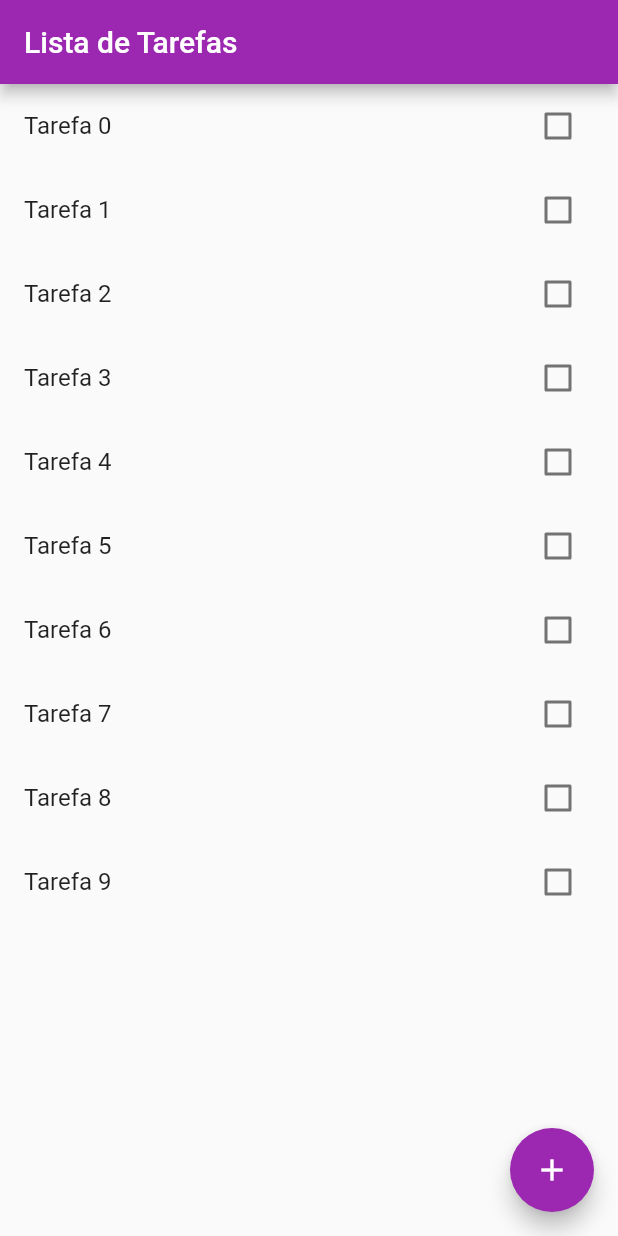
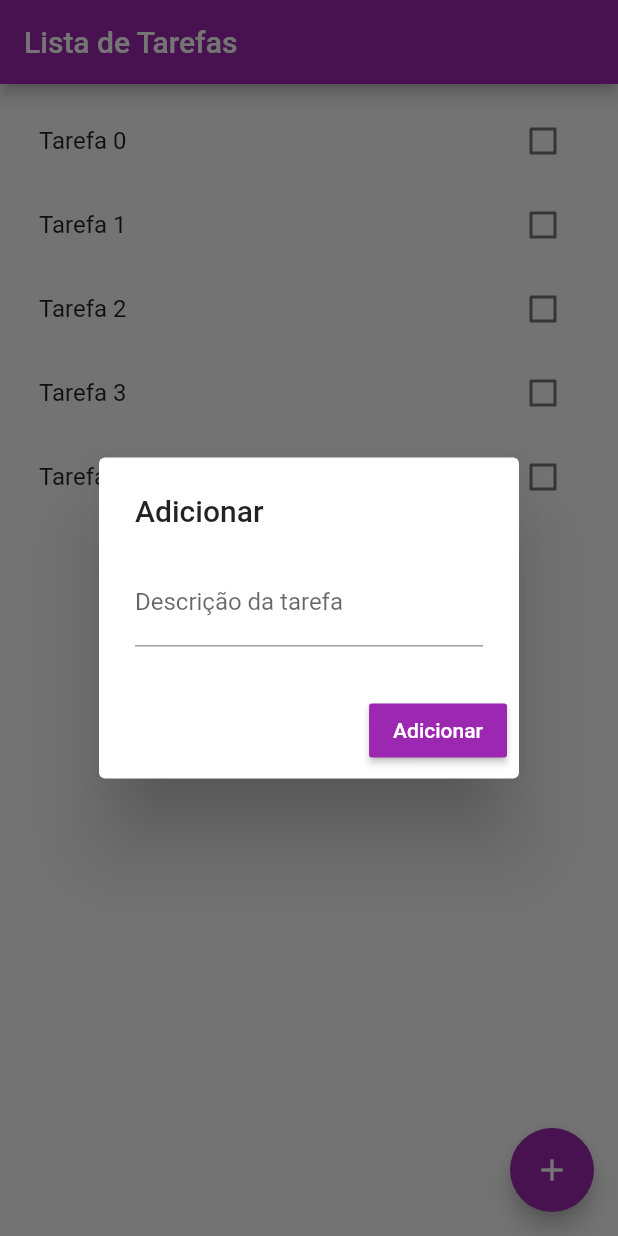
Before and after one commit to moreirapontocom/flutter-lista-tarefas, a Flutter app: the screen it shows after launch, after a tap on the "add" icon, on a phone screen of 412 x 824 dp. Run offline on Flutter 3.47's test engine with Material 2 defaults, Android fonts, the phone set to English and light mode, and no system bars.

Commit message:
Push items to list (hard-code)

```diff
--- a/lib/home.dart
+++ b/lib/home.dart
@@ -5,23 +5,36 @@ class Home extends StatefulWidget {
   _HomeState createState() => _HomeState();
 }
 
+class _HomeState extends State<Home> {
+
   List<String> tarefas = [];
+
+  bool _valor = false;
+  TextEditingController _novoItemController = TextEditingController();
 
   void _listaTarefas() {
 
-  tarefas.clear();
-
-  for (int i=0;i<10;i++) {
+    if (tarefas.length==0) {
+      for (int i=0;i<5;i++) {
         tarefas.add('Tarefa ' + i.toString());
       }
     }
+  }
 
-class _HomeState extends State<Home> {
+  void _pusha() {
+    print("Push: " + _novoItemController.text);
+
+    setState(() {
+      tarefas.add( _novoItemController.text );
+    });
+
+    print("Length: " + tarefas.length.toString());
+  }
+
   @override
   Widget build(BuildContext context) {
 
     _listaTarefas();
-    bool _valor = false;
 
     return Scaffold(
       appBar: AppBar(
@@ -33,14 +46,43 @@ class _HomeState extends State<Home> {
         foregroundColor: Colors.white,
         child: Icon(Icons.add),
         onPressed: () {
-          print("Clicou pra adicionar");
 
-          //
+          showDialog(
+            context: context,
+            builder: (context) {
+
+              return AlertDialog(
+                title: Text("Adicionar"),
+                content: TextField(
+                  controller: _novoItemController,
+                  decoration: InputDecoration(
+                    labelText: "Descrição da tarefa"
+                  ),
+                ),
+                actions: <Widget>[
+                  RaisedButton(
+                    color: Colors.purple,
+                    child: Text("Adicionar", style: TextStyle(color: Colors.white)),
+                    onPressed: () {
+                      _pusha();
+                      Navigator.pop(context);
+                    },
+                  )
+                ],
+              );
+
+            }
+          );
 
         },
       ),
 
       body: Container(
+        padding: EdgeInsets.all(10),
+        child: Column(
+          children: <Widget>[
+
+            Expanded(
               child: ListView.builder(
                 itemCount: tarefas.length,
                 itemBuilder: (context, index) {
@@ -52,20 +94,42 @@ class _HomeState extends State<Home> {
                       onChanged: (bool value) {
                         print("Checkbox ID " + index.toString() + ". VALUE: " + value.toString());
                         setState(() {
-                    // _valor = value;
                           _valor = value;
                         });
                       },
                     ),
-              // onTap: () {
-              //   print("Item " + index.toString() + " concluído");
-              // },
                   );
 
                 },
+              ),
+            )
+
+          ],
         ),
       ),
 
     );
   }
 }
+
+/*
+ListView.builder(
+  itemCount: tarefas.length,
+  itemBuilder: (context, index) {
+
+    return ListTile(
+      title: Text( tarefas[index] ),
+      trailing: Checkbox(
+        value: _valor,
+        onChanged: (bool value) {
+          print("Checkbox ID " + index.toString() + ". VALUE: " + value.toString());
+          setState(() {
+            _valor = value;
+          });
+        },
+      ),
+    );
+
+  },
+)
+*/
```
Lines whose indentation alone changed are shown as unchanged.
